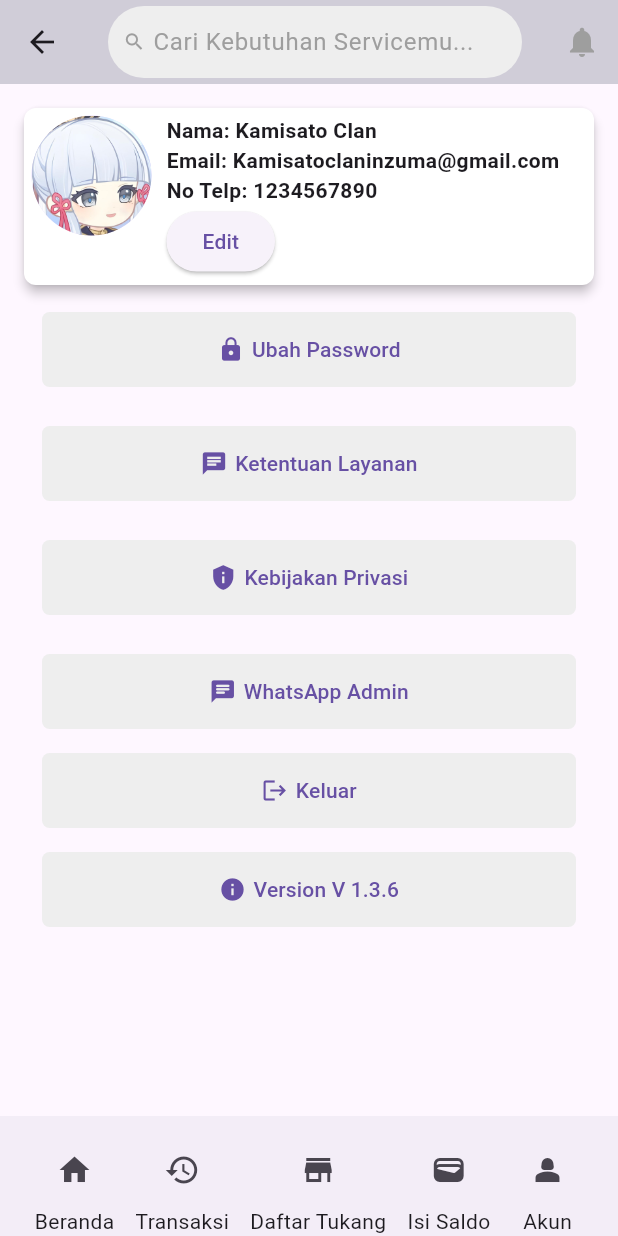
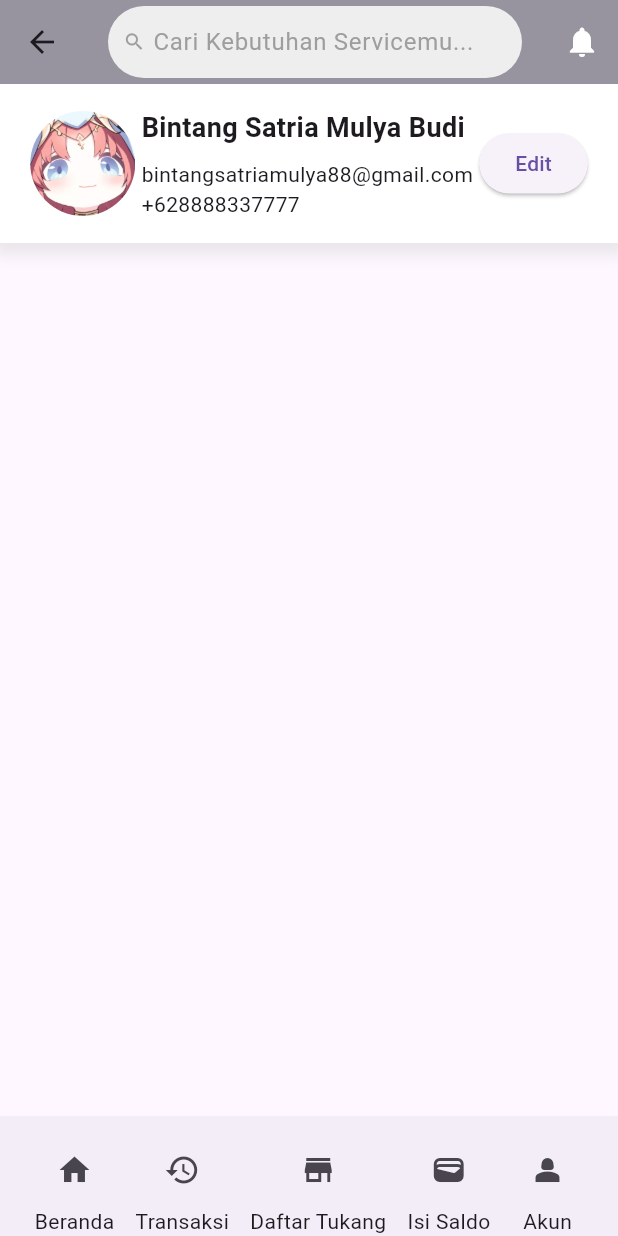
Before and after one commit to bintangsatriamulya/UKL-Perlu-Tukang, a Flutter app: the screen it shows after launch, item 5 of the bottom bar chosen, after a tap on "Edit", on a phone screen of 412 x 824 dp. Run offline on Flutter 3.47's test engine with Material 3 defaults, Android fonts, the phone set to English and light mode, and no system bars.

Commit message:
Second commit

```diff
--- a/lib/pages/homepage.dart
+++ b/lib/pages/homepage.dart
@@ -10,13 +10,13 @@ class HomePage extends StatelessWidget {
   @override
   Widget build(BuildContext context) {
     return Scaffold(
-        appBar: AppBar(
-          backgroundColor: Colors.grey[300], // Background color set to white
+          appBar: AppBar(
+          backgroundColor: Colors.grey[500], // Background color set to white
           elevation: 10,
           title: Container(
             padding: const EdgeInsets.symmetric(horizontal: 10),
             decoration: BoxDecoration(
-              color: Colors.grey[300], // Background color set to light grey
+              color: Colors.grey[200], // Background color set to light grey
               borderRadius: BorderRadius.circular(30),
             ),
             child: const Row(
@@ -44,7 +44,7 @@ class HomePage extends StatelessWidget {
             IconButton(
               onPressed: () {},
               icon: const Icon(Icons.notifications,
-                  color: Colors.grey), // Icon color set to grey
+                  color: Colors.white), // Icon color set to grey
             ),
           ],
         ),
@@ -96,6 +96,8 @@ class HomePage extends StatelessWidget {
                   ),
                 ),
                 const SizedBox(height: 15),
+
+
                 Container(
                   width: 800,
                   height: 100,
@@ -259,8 +261,11 @@ class HomePage extends StatelessWidget {
                   ),
                 ),
                 const SizedBox(height: 25),
+
+
                 Container(
                    color: Colors.grey,
+                   height: 300,
                   child: Container(
                   decoration: BoxDecoration(
                       borderRadius: BorderRadius.circular(12),
@@ -311,14 +316,15 @@ class HomePage extends StatelessWidget {
 
                 ),
           const SizedBox(
-                  height: 25,),
+                  height: 15,),
 
 
                 Container(
                    color: Colors.grey,
+                   height: 1000,
                   child: Container(
                   decoration: BoxDecoration(
-                      borderRadius: BorderRadius.circular(10),
+                      borderRadius: BorderRadius.circular(20),
                       color: Colors.white,
                       boxShadow: [
                         BoxShadow(
--- a/lib/pages/profile.dart
+++ b/lib/pages/profile.dart
@@ -1,7 +1,6 @@
 import 'package:flutter/material.dart';
 import 'package:perlutukang/pages/homepage.dart';
 import 'package:perlutukang/pages/transaksi.dart';
-import 'package:perlutukang/pages/userinfo.dart';
 
 class Profile extends StatelessWidget {
   const Profile({super.key});
@@ -10,10 +9,10 @@ class Profile extends StatelessWidget {
   Widget build(BuildContext context) {
     return Scaffold(
         appBar: AppBar(
-          backgroundColor: Colors.grey[300], // Background color set to white
+          backgroundColor: Colors.grey[500], // Background color set to white
           elevation: 10,
           title: Container(
-            padding: EdgeInsets.symmetric(horizontal: 10),
+            padding: const EdgeInsets.symmetric(horizontal: 10),
             decoration: BoxDecoration(
               color: Colors.grey[200], // Background color set to light grey
               borderRadius: BorderRadius.circular(30),
@@ -42,21 +41,59 @@ class Profile extends StatelessWidget {
           actions: [
             IconButton(
               onPressed: () {},
-              icon: Icon(Icons.notifications,
-                  color: Colors.grey), // Icon color set to grey
+              icon: const Icon(Icons.notifications,
+                  color: Colors.white), // Icon color set to grey
             ),
           ],
         ),
         body: SingleChildScrollView(
-          padding: EdgeInsets.all(16),
-          child: Column(
-            crossAxisAlignment: CrossAxisAlignment.start,
-            mainAxisAlignment: MainAxisAlignment.start,
-            children: [
-              UserInfo(),
-              ..._Buttons(),
-            ],
-          ),
+          child:  Container(
+              padding: const EdgeInsets.all(16),
+              decoration: BoxDecoration(
+                color: Colors.white,
+                boxShadow: [
+                  BoxShadow(
+                    color: Colors.grey.withOpacity(0.2),
+                    spreadRadius: 5,
+                    blurRadius: 7,
+                    offset: const Offset(0, 3),
+                  ),
+                ],
+              ),
+              child: Row(
+               mainAxisAlignment: MainAxisAlignment.spaceEvenly,
+               children: [
+                 const CircleAvatar(
+                   radius: 35,
+                   backgroundColor: Colors.transparent,
+                   backgroundImage: AssetImage('assets/NILOU.jpg'),
+                 ),
+                 const Column(
+                   crossAxisAlignment: CrossAxisAlignment.start,
+                   mainAxisAlignment: MainAxisAlignment.start,
+                   children: [
+                     Text(
+                       'Bintang Satria Mulya Budi',
+                       style: TextStyle(fontWeight: FontWeight.bold, fontSize: 18),
+                     ),
+                     SizedBox(height: 8),
+                     Text(
+                       'bintangsatriamulya88@gmail.com',
+                       style: TextStyle(fontWeight: FontWeight.normal, fontSize: 14),
+                     ),
+                     Text(
+                       '+628888337777',
+                       style: TextStyle(fontWeight: FontWeight.normal, fontSize: 14),
+                     ),
+                   ],
+                 ),
+                 ElevatedButton(
+                   onPressed: (){},
+                   child: const Text('Edit'),
+                 ),
+               ],
+                  ),
+            ),
         ),
         bottomNavigationBar: BottomAppBar(
           child: Row(
@@ -69,12 +106,12 @@ class Profile extends StatelessWidget {
                     onPressed: () {
                       Navigator.push(
                         context,
-                        MaterialPageRoute(builder: (context) => HomePage()),
+                        MaterialPageRoute(builder: (context) => const HomePage()),
                       );
                     },
-                    icon: Icon(Icons.home),
+                    icon: const Icon(Icons.home),
                   ),
-                  Text('Beranda'), // Tambahkan teks sebagai subtitle
+                  const Text('Beranda'), // Tambahkan teks sebagai subtitle
                 ],
               ),
               // Tambahkan IconButton dan teks untuk setiap item di BottomAppBar
@@ -88,9 +125,9 @@ class Profile extends StatelessWidget {
                         MaterialPageRoute(builder: (context) => Transaksi()),
                       );
                     },
-                    icon: Icon(Icons.history),
+                    icon: const Icon(Icons.history),
                   ),
-                  Text('Transaksi'),
+                  const Text('Transaksi'),
                 ],
               ),
               Column(
@@ -103,9 +140,9 @@ class Profile extends StatelessWidget {
                         MaterialPageRoute(builder: (context) => Transaksi()),
                       );
                     },
-                    icon: Icon(Icons.store),
+                    icon: const Icon(Icons.store),
                   ),
-                  Text('Daftar Tukang'),
+                  const Text('Daftar Tukang'),
                 ],
               ),
               Column(
@@ -118,9 +155,9 @@ class Profile extends StatelessWidget {
                         MaterialPageRoute(builder: (context) => Transaksi()),
                       );
                     },
-                    icon: Icon(Icons.wallet_outlined),
+                    icon: const Icon(Icons.wallet_outlined),
                   ),
-                  Text('Isi Saldo'),
+                  const Text('Isi Saldo'),
                 ],
               ),
               Column(
@@ -130,12 +167,12 @@ class Profile extends StatelessWidget {
                     onPressed: () {
                       Navigator.push(
                         context,
-                        MaterialPageRoute(builder: (context) => Profile()),
+                        MaterialPageRoute(builder: (context) => const Profile()),
                       );
                     },
-                    icon: Icon(Icons.person_2),
+                    icon: const Icon(Icons.person_2),
                   ),
-                  Text('Akun'),
+                  const Text('Akun'),
                 ],
               ),
             ],
@@ -143,50 +180,3 @@ class Profile extends StatelessWidget {
         ));
   }
 }
-
-List<Widget> _Buttons() {
-  return [
-    SizedBox(height: 10),
-    _Button('Ubah Password', Icons.lock, () {}),
-    SizedBox(height: 10),
-    _Button('Ketentuan Layanan', Icons.chat, () {}),
-    SizedBox(height: 10),
-    _Button('Kebijakan Privasi', Icons.privacy_tip, () {}),
-    SizedBox(height: 10),
-    _Button('WhatsApp Admin', Icons.chat_rounded, () {}),
-    _Button('Keluar', Icons.logout, () {}),
-    _Button('Version V 1.3.6', Icons.info, () {})
-  ];
-}
-
-class _Button extends StatelessWidget {
-  final String text;
-  final IconData icon;
-  final VoidCallback onPressed;
-
-  _Button(this.text, this.icon, this.onPressed);
-
-  @override
-  Widget build(BuildContext context) {
-    return TextButton(
-      onPressed: onPressed,
-      child: Container(
-        width: MediaQuery.of(context).size.width,
-        height: 50,
-        decoration: BoxDecoration(
-
-          color: Colors.grey[200],
-      borderRadius: BorderRadius.circular(5),
-        ),
-        child: Row(
-        mainAxisAlignment: MainAxisAlignment.center,
-        children: [
-          Icon(icon),
-          SizedBox(width: 5),
-          Text(text),
-        ],
-      ),
-      )
-    );
-  }
-}
--- a/lib/pages/transaksi.dart
+++ b/lib/pages/transaksi.dart
@@ -28,11 +28,11 @@ class Transaksi extends StatelessWidget {
   @override
   Widget build(BuildContext context) {
     return Scaffold(
-        appBar: AppBar(
-          backgroundColor: Colors.grey[800], // Background color set to white
+         appBar: AppBar(
+          backgroundColor: Colors.grey[500], // Background color set to white
           elevation: 10,
           title: Container(
-            padding: EdgeInsets.symmetric(horizontal: 10),
+            padding: const EdgeInsets.symmetric(horizontal: 10),
             decoration: BoxDecoration(
               color: Colors.grey[200], // Background color set to light grey
               borderRadius: BorderRadius.circular(30),
@@ -61,8 +61,8 @@ class Transaksi extends StatelessWidget {
           actions: [
             IconButton(
               onPressed: () {},
-              icon: Icon(Icons.notifications,
-                  color: Colors.grey), // Icon color set to grey
+              icon: const Icon(Icons.notifications,
+                  color: Colors.white), // Icon color set to grey
             ),
           ],
         ),
--- a/lib/pages/userinfo.dart
+++ /dev/null
@@ -1,63 +0,0 @@
-import 'package:flutter/material.dart';
-
-class UserInfo extends StatelessWidget {
-  const UserInfo({super.key});
-
-  @override
-  Widget build(BuildContext context) {
-    return Material(
-  elevation: 3, // Tambahkan nilai elevasi di sini
-  borderRadius: BorderRadius.circular(10), // Border radius juga harus diterapkan di Material
-  child: Container(
-    width: 500,
-    padding: EdgeInsets.all(5),
-    decoration: BoxDecoration(
-      color: Colors.white,
-      borderRadius: BorderRadius.circular(8),
-    ),
-    child: Column(
-      crossAxisAlignment: CrossAxisAlignment.start,
-      children: [
-        Row(
-          crossAxisAlignment: CrossAxisAlignment.start,
-          children: [
-            CircleAvatar(
-              radius: 40,
-              backgroundImage: AssetImage("assets/ayaka.jpg"),
-            ),
-            SizedBox(width: 10),
-            Column(
-              crossAxisAlignment: CrossAxisAlignment.start,
-              children: [
-                _UserInfoItem('Nama: Kamisato Clan'),
-                _UserInfoItem('Email: Kamisatoclaninzuma@gmail.com'),
-                _UserInfoItem('No Telp: 1234567890'),
-                ElevatedButton(
-                  onPressed: () {},
-                  child: Text("Edit"),
-                ),
-              ],
-            ),
-          ],
-        )
-      ],
-    ),
-  ),
-);
-
-  }
-}
-
-class _UserInfoItem extends StatelessWidget {
-  final String text;
-
-  _UserInfoItem(this.text);
-
-  @override
-  Widget build(BuildContext context) {
-    return Text(
-      text,
-      style: TextStyle(fontWeight: FontWeight.bold),
-    );
-  }
-}
```
